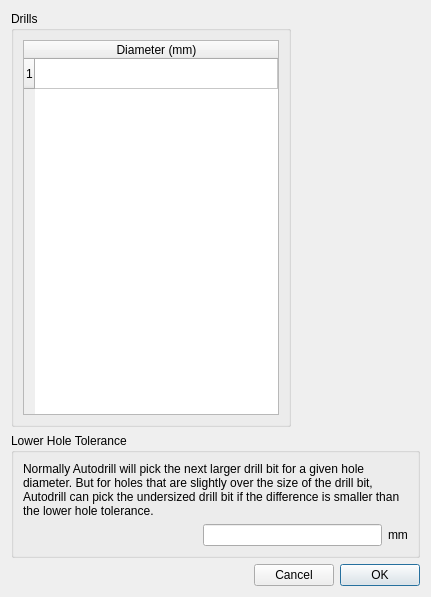
First picture: the form in autodrill/ui/dialogDrills.ui, repository ElektronikNode/autodrill, before the edit.
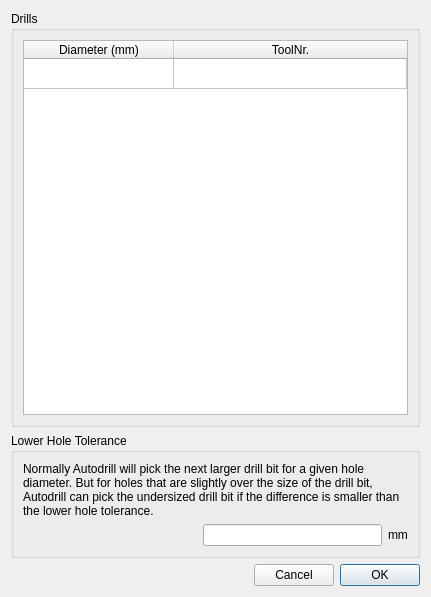
Second picture: the form after the edit.

Commit message: add toolNrs to drills, G-Code is written as one file, LinuxCNC does the tool changing

What changed in the file:
```diff
--- a/autodrill/ui/dialogDrills.ui
+++ b/autodrill/ui/dialogDrills.ui
@@ -27,11 +27,14 @@
           <property name="sortingEnabled">
            <bool>true</bool>
           </property>
+          <attribute name="horizontalHeaderDefaultSectionSize">
+           <number>150</number>
+          </attribute>
           <attribute name="horizontalHeaderStretchLastSection">
            <bool>true</bool>
           </attribute>
           <attribute name="verticalHeaderVisible">
-           <bool>true</bool>
+           <bool>false</bool>
           </attribute>
           <row>
            <property name="text">
@@ -43,24 +46,16 @@
             <string>Diameter (mm)</string>
            </property>
           </column>
+          <column>
+           <property name="text">
+            <string>ToolNr.</string>
+           </property>
+          </column>
          </widget>
         </item>
        </layout>
       </widget>
      </item>
-     <item>
-      <spacer name="horizontalSpacer">
-       <property name="orientation">
-        <enum>Qt::Horizontal</enum>
-       </property>
-       <property name="sizeHint" stdset="0">
-        <size>
-         <width>40</width>
-         <height>20</height>
-        </size>
-       </property>
-      </spacer>
-     </item>
     </layout>
    </item>
    <item>
```
The commit also changes 11 other files.
